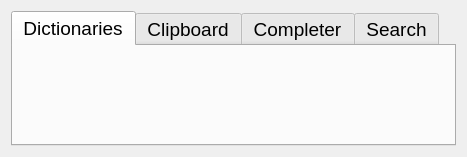
rewisch/ReDict, file src/_gui/settings.ui: the form before one commit.
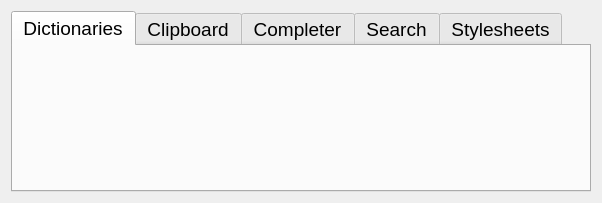
The form after the commit. Icons and pictures are not drawn.

```diff
--- a/src/_gui/settings.ui
+++ b/src/_gui/settings.ui
@@ -6,8 +6,8 @@
    <rect>
     <x>0</x>
     <y>0</y>
-    <width>467</width>
-    <height>157</height>
+    <width>602</width>
+    <height>203</height>
    </rect>
   </property>
   <property name="windowTitle">
@@ -150,6 +150,11 @@
        </item>
       </layout>
      </widget>
+     <widget class="QWidget" name="tab">
+      <attribute name="title">
+       <string>Stylesheets</string>
+      </attribute>
+     </widget>
     </widget>
    </item>
   </layout>
```
